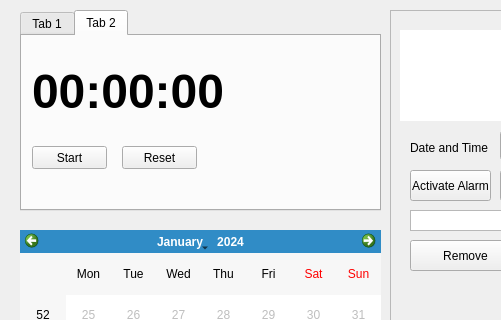
The window that Software/mainwindow.ui (yosuasentosa/weather-calender-app) describes before a commit, drawn with Qt 5; both pictures show x 0 to 501 and y 0 to 320 of the 800 by 600 pixel window.
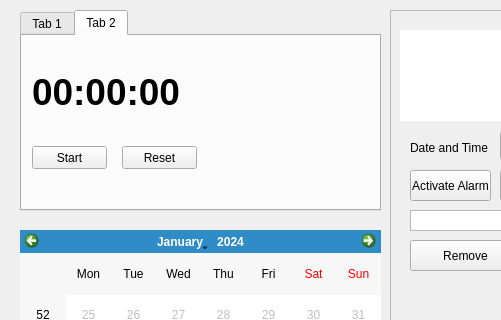
The same window after the commit. The open tabs and pages were chosen to show the change.

```diff
--- a/Software/mainwindow.ui
+++ b/Software/mainwindow.ui
@@ -93,13 +93,13 @@
        <rect>
         <x>10</x>
         <y>10</y>
-        <width>291</width>
+        <width>341</width>
         <height>91</height>
        </rect>
       </property>
       <property name="font">
        <font>
-        <pointsize>36</pointsize>
+        <pointsize>28</pointsize>
         <weight>75</weight>
         <bold>true</bold>
        </font>
```
Left out of the diff: 11 changed lines with no effect on the pictures.
